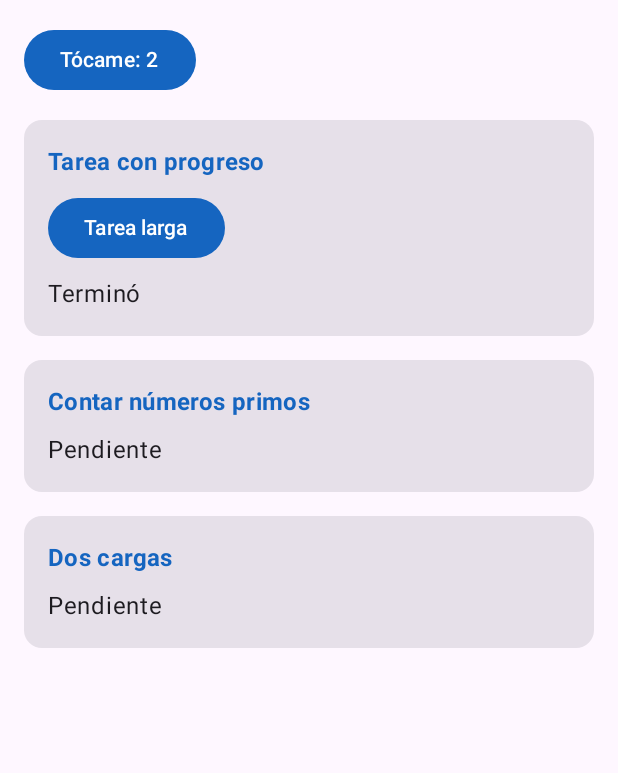
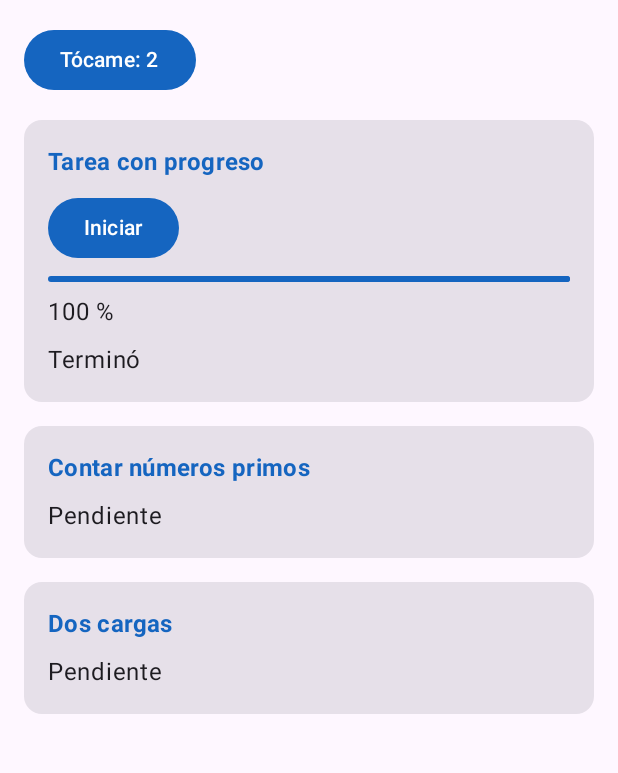
Before and after one commit to josedev123-eng/CentroTareas, an Android app built with Jetpack Compose: the screen it shows after launch (MainActivity), after a tap on an icon or button, on a phone screen of 412 x 824 dp, the part 96-869 px from its top. Run offline under Robolectric (Android 15) with nearby library versions, the phone set to English and light mode, and no system bars; 2 other taps on this screen came first.

Commit message:
feat(progreso): agrega barra de progreso con StateFlow

```diff
--- a/app/src/main/java/com/rojas/centrotareas/ui/PantallaTareas.kt
+++ b/app/src/main/java/com/rojas/centrotareas/ui/PantallaTareas.kt
@@ -11,6 +11,7 @@ import androidx.compose.foundation.verticalScroll
 import androidx.compose.material3.Button
 import androidx.compose.material3.Card
 import androidx.compose.material3.ExperimentalMaterial3Api
+import androidx.compose.material3.LinearProgressIndicator
 import androidx.compose.material3.MaterialTheme
 import androidx.compose.material3.Scaffold
 import androidx.compose.material3.Text
@@ -31,6 +32,7 @@ import com.rojas.centrotareas.viewmodel.TareasViewModel
 @Composable
 fun PantallaTareas(vm: TareasViewModel) {
     val mensaje by vm.mensaje.collectAsState()
+    val progreso by vm.progreso.collectAsState()
 
     // Contador del botón Tócame (es solo de la pantalla)
     var toques by rememberSaveable { mutableIntStateOf(0) }
@@ -60,10 +62,17 @@ fun PantallaTareas(vm: TareasViewModel) {
             }
 
             TarjetaTarea(titulo = "Tarea con progreso") {
-                // TODO Pasos 2 a 4: botones Iniciar / Cancelar y barra de progreso
+                // TODO Paso 4: botón Cancelar
                 Button(onClick = { vm.tareaLarga() }) {
-                    Text("Tarea larga")
+                    Text("Iniciar")
                 }
+
+                // Barra de progreso y el porcentaje debajo
+                LinearProgressIndicator(
+                    progress = { progreso },
+                    modifier = Modifier.fillMaxWidth()
+                )
+                Text("${(progreso * 100).toInt()} %")
                 Text(mensaje)
             }
 
--- a/app/src/main/java/com/rojas/centrotareas/viewmodel/TareasViewModel.kt
+++ b/app/src/main/java/com/rojas/centrotareas/viewmodel/TareasViewModel.kt
@@ -20,16 +20,25 @@ class TareasViewModel(private val repo: TareasRepository) : ViewModel() {
     private val _mensaje = MutableStateFlow("Listo")
     val mensaje: StateFlow<String> = _mensaje.asStateFlow()
 
+    // Progreso de la tarea, de 0f a 1f. Afuera solo se puede leer
+    private val _progreso = MutableStateFlow(0f)
+    val progreso: StateFlow<Float> = _progreso.asStateFlow()
+
     // La tarea larga corre en una corrutina: el hilo principal queda libre
     fun tareaLarga() {
         viewModelScope.launch {
+            _progreso.value = 0f
             _mensaje.value = "Trabajando..."
             Log.d("HILO", "Antes: ${Thread.currentThread().name}")
 
-            // La espera se hace en un hilo de fondo (Dispatchers.Default)
+            // El trabajo se hace en un hilo de fondo (Dispatchers.Default):
+            // 100 vueltas de 40 ms, en total unos 4 segundos
             withContext(Dispatchers.Default) {
                 Log.d("HILO", "Dentro: ${Thread.currentThread().name}")
-                delay(4000)
+                for (i in 1..100) {
+                    delay(40)
+                    _progreso.value = i / 100f
+                }
             }
 
             // Al salir de withContext volvemos al hilo principal
@@ -38,7 +47,6 @@ class TareasViewModel(private val repo: TareasRepository) : ViewModel() {
         }
     }
 
-    // TODO Paso 3: progreso
     // TODO Paso 4: trabajo (Job), corriendo y cancelar()
 
     // ----- Contar primos (paso 5)
```
